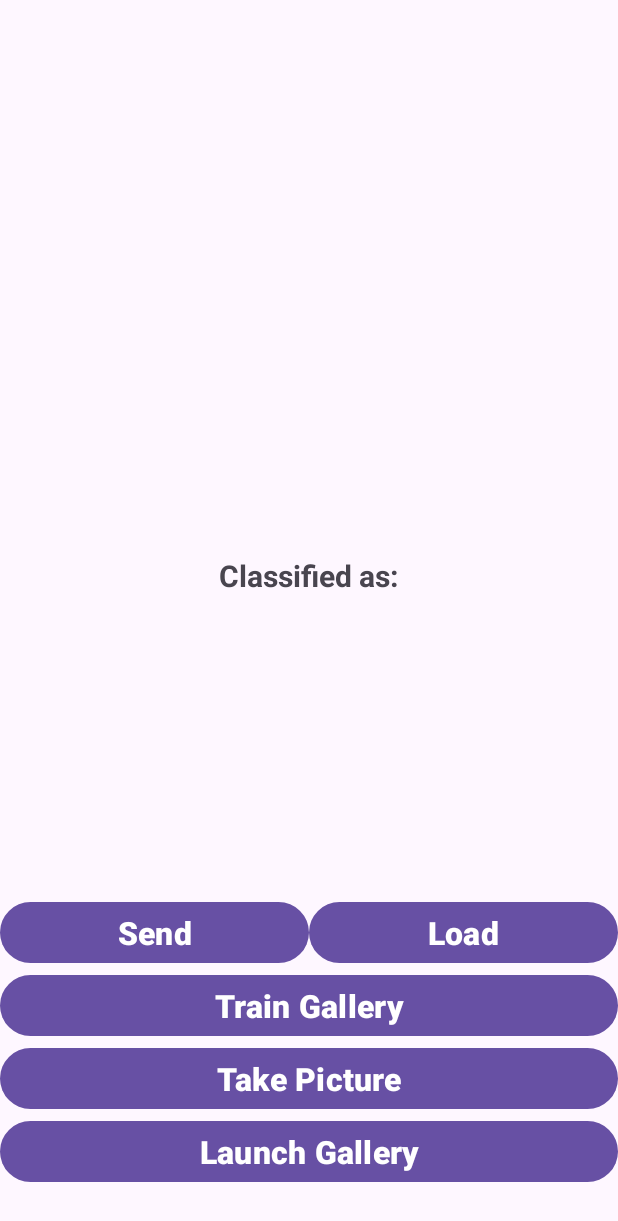
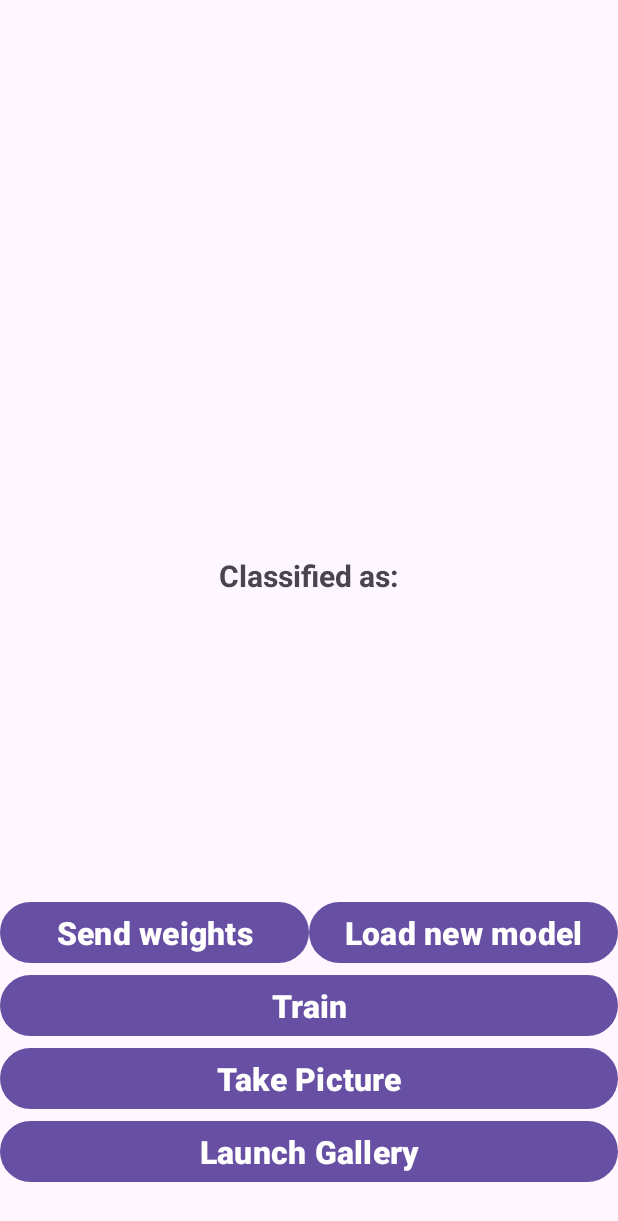
Before and after one commit to MirMax13/Federated_Learning_Digit_Model, an Android app: the screen it shows after launch (MainActivity), on a phone screen of 412 x 824 dp. Shown: the top 1221 px of the screen. Run offline under Robolectric (Android 15) with nearby library versions, the phone set to English and light mode, and no system bars; libraries missing offline, so code that uses them is left out: org.tensorflow.lite.

Commit message:
Added ua and en localization

```diff
--- a/Digit Model/app/src/main/java/com/example/test/MainActivity.java
+++ b/Digit Model/app/src/main/java/com/example/test/MainActivity.java
@@ -47,6 +47,7 @@ import java.util.Arrays;
 import java.util.Collections;
 import java.util.HashMap;
 import java.util.List;
+import java.util.Locale;
 import java.util.Map;
 import java.io.File;
 import java.util.Objects;
@@ -522,9 +523,15 @@ public class MainActivity extends AppCompatActivity {
                         long elapsedSeconds = (System.currentTimeMillis() - epochStartTime) / 1000;
 
                         String message = String.format(
-                                "Phase %d - Epoch %d/%d: %.1f%% complete (%d/%d samples) | Time: %ds",
-                                phase.getPhaseNumber(), epoch + 1, numEpochs, progress,
-                                i + 1, phaseSamples.size(), elapsedSeconds
+                                Locale.getDefault(),
+                                getString(R.string.training_phase_message),
+                                phase.getPhaseNumber(),
+                                epoch + 1,
+                                numEpochs,
+                                progress,
+                                i + 1,
+                                phaseSamples.size(),
+                                elapsedSeconds
                         );
                         System.out.println(message);
                         updateTrainingProgress(message);
@@ -536,8 +543,13 @@ public class MainActivity extends AppCompatActivity {
             }
 
             System.out.println(String.format(
-                    "\nPhase %d - Epoch %d/%d completed | Successful: %d | Failed: %d",
-                    phase.getPhaseNumber(), epoch + 1, numEpochs, successfulSamples, failedSamples
+                    Locale.getDefault(),
+                    getString(R.string.phase_epoch_summary),
+                    phase.getPhaseNumber(),
+                    epoch + 1,
+                    numEpochs,
+                    successfulSamples,
+                    failedSamples
             ));
         }
     }
--- a/Digit Model/app/src/main/res/layout/activity_main.xml
+++ b/Digit Model/app/src/main/res/layout/activity_main.xml
@@ -18,7 +18,7 @@
         android:layout_weight="1"
         android:layout_height="wrap_content"
         android:id="@+id/send_button"
-        android:text="Send"
+        android:text="@string/send"
         android:textAllCaps="false"
         android:textSize="21sp"
         android:textStyle="bold"
@@ -28,7 +28,7 @@
         android:layout_weight="1"
         android:layout_height="wrap_content"
         android:id="@+id/load_button"
-        android:text="Load"
+        android:text="@string/load"
         android:textAllCaps="false"
         android:textSize="21sp"
         android:textStyle="bold"
@@ -46,7 +46,7 @@
             android:layout_width="0dp"
             android:layout_weight="1"
             android:layout_height="wrap_content"
-            android:text="Train Gallery"
+            android:text="@string/train"
             android:textAllCaps="false"
             android:textSize="21sp"
             android:textStyle="bold" />
@@ -58,7 +58,7 @@
         android:layout_height="wrap_content"
         android:layout_centerInParent="true"
         android:id="@+id/take_pic_button"
-        android:text="Take Picture"
+        android:text="@string/take_picture"
         android:textAllCaps="false"
         android:layout_above="@id/lauch_gal_button"
         android:textSize="21sp"
@@ -70,7 +70,7 @@
         android:layout_height="wrap_content"
         android:layout_centerInParent="true"
         android:id="@+id/lauch_gal_button"
-        android:text="Launch Gallery"
+        android:text="@string/launch_gallery"
         android:textAllCaps="false"
         android:layout_alignParentBottom="true"
         android:textSize="21sp"
@@ -88,7 +88,7 @@
         android:layout_width="wrap_content"
         android:layout_height="wrap_content"
         android:layout_centerHorizontal="true"
-        android:text="Classified as:"
+        android:text="@string/classify"
         android:textStyle="bold"
         android:textSize="20sp"
         android:id="@+id/classified"
--- a/Digit Model/app/src/main/res/layout/activity_training.xml
+++ b/Digit Model/app/src/main/res/layout/activity_training.xml
@@ -10,7 +10,7 @@
         android:layout_height="wrap_content"
         android:layout_centerHorizontal="true"
         android:layout_marginTop="50dp"
-        android:text="The learning process is ongoing..."
+        android:text="@string/learning_process_ongoing"
         android:textSize="24sp"
         android:textStyle="bold"
         android:textColor="#000000" />
@@ -36,7 +36,7 @@
         android:layout_marginTop="0dp"
         android:layout_marginEnd="0dp"
         android:padding="16dp"
-        android:text="Training progress"
+        android:text="@string/training_progress"
         android:textSize="18sp" />
 
     <Button
@@ -46,6 +46,6 @@
         android:layout_below="@id/progressText"
         android:layout_centerHorizontal="true"
         android:layout_marginTop="30dp"
-        android:text="Cancel Training" />
+        android:text="@string/cancel_training" />
 
 </RelativeLayout>
--- a/Digit Model/app/src/main/res/values/strings.xml
+++ b/Digit Model/app/src/main/res/values/strings.xml
@@ -1,3 +1,17 @@
 <resources>
     <string name="app_name">Digit Model</string>
+    <string name="learning_process_ongoing">The learning process is ongoing…</string>
+    <string name="training_progress">Training progress</string>
+    <string name="cancel_training">Cancel Training</string>
+    <string name="send">Send weights</string>
+    <string name="load">Load new model</string>
+    <string name="train">Train</string>
+    <string name="take_picture">Take Picture</string>
+    <string name="launch_gallery">Launch Gallery</string>
+    <string name="classify">Classified as:</string>
+    <string name="training_phase_message">Phase %1$d - Epoch %2$d/%3$d: %4$.1f%% complete (%5$d/%6$d samples) | Time: %7$ds</string>
+    <string name="phase_epoch_summary">Phase %1$d - Epoch %2$d/%3$d completed | Successful: %4$d | Failed: %5$d</string>
+    <string name="cancel_training_message">Are you sure you want to cancel the workout? The training results will be lost</string>
+    <string name="positive_button_text">Yes, cancel</string>
+    <string name="negative_button_text">No, return</string>
 </resources>
```
Also changed, not shown: Digit Model/app/src/main/java/com/example/test/TrainingActivity.java (+3 -4 lines), 1 other file.
